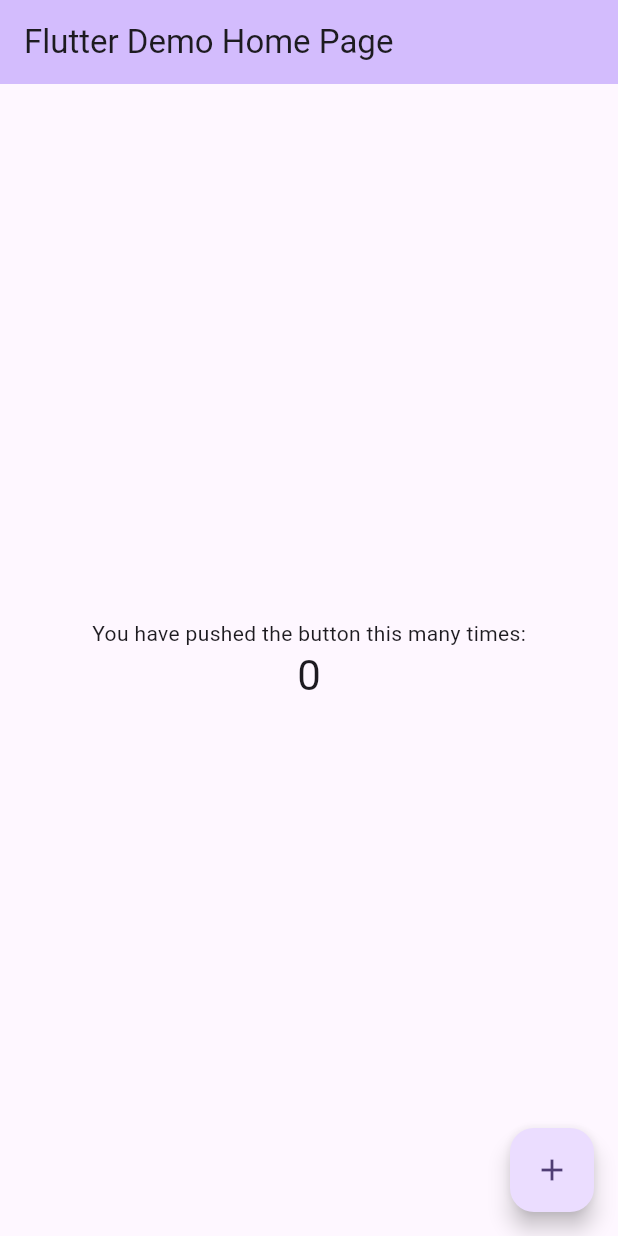
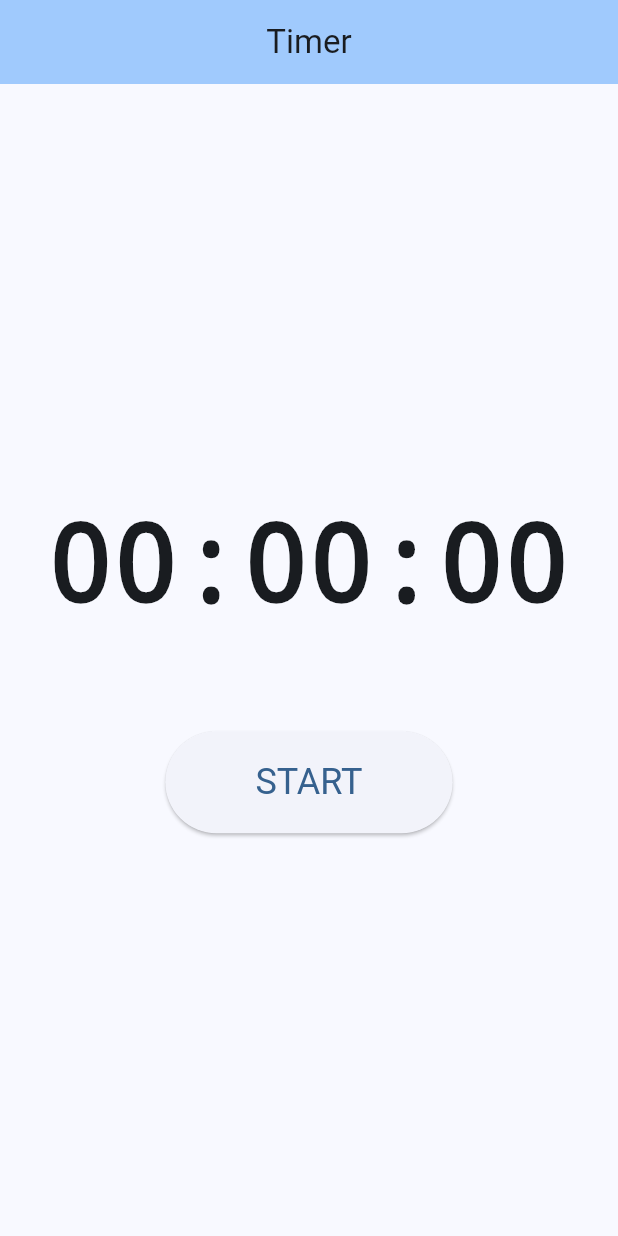
Before and after one commit to yu-432/Production-Timer, a Flutter app: the screen it shows after launch, on a phone screen of 412 x 824 dp. Run offline on Flutter 3.47's test engine with Material 3 defaults, Android fonts, the phone set to English and light mode, and no system bars.

Commit message:
timer (vibe-kanban 0ee4eabf)
簡単なタイマーを実装します。
start stop機能のみです
わからないことがあれば聞いてください。

```diff
--- a/production_timer/lib/main.dart
+++ b/production_timer/lib/main.dart
@@ -1,3 +1,4 @@
+import 'dart:async';
 import 'package:flutter/material.dart';
 
 void main() {
@@ -7,116 +8,135 @@ void main() {
 class MyApp extends StatelessWidget {
   const MyApp({super.key});
 
-  // This widget is the root of your application.
   @override
   Widget build(BuildContext context) {
     return MaterialApp(
-      title: 'Flutter Demo',
+      title: 'Timer',
       theme: ThemeData(
-        // This is the theme of your application.
-        //
-        // TRY THIS: Try running your application with "flutter run". You'll see
-        // the application has a purple toolbar. Then, without quitting the app,
-        // try changing the seedColor in the colorScheme below to Colors.green
-        // and then invoke "hot reload" (save your changes or press the "hot
-        // reload" button in a Flutter-supported IDE, or press "r" if you used
-        // the command line to start the app).
-        //
-        // Notice that the counter didn't reset back to zero; the application
-        // state is not lost during the reload. To reset the state, use hot
-        // restart instead.
-        //
-        // This works for code too, not just values: Most code changes can be
-        // tested with just a hot reload.
-        colorScheme: ColorScheme.fromSeed(seedColor: Colors.deepPurple),
+        colorScheme: ColorScheme.fromSeed(seedColor: Colors.blue),
+        useMaterial3: true,
       ),
-      home: const MyHomePage(title: 'Flutter Demo Home Page'),
+      home: const TimerPage(),
     );
   }
 }
 
-class MyHomePage extends StatefulWidget {
-  const MyHomePage({super.key, required this.title});
-
-  // This widget is the home page of your application. It is stateful, meaning
-  // that it has a State object (defined below) that contains fields that affect
-  // how it looks.
-
-  // This class is the configuration for the state. It holds the values (in this
-  // case the title) provided by the parent (in this case the App widget) and
-  // used by the build method of the State. Fields in a Widget subclass are
-  // always marked "final".
-
-  final String title;
+class TimerPage extends StatefulWidget {
+  const TimerPage({super.key});
 
   @override
-  State<MyHomePage> createState() => _MyHomePageState();
+  State<TimerPage> createState() => _TimerPageState();
 }
 
-class _MyHomePageState extends State<MyHomePage> {
-  int _counter = 0;
+class _TimerPageState extends State<TimerPage> {
+  // 今日の0時からの経過秒数を保存する変数
+  int _seconds = 0;
 
-  void _incrementCounter() {
+  // タイマーが動いているかどうかを管理するフラグ
+  bool _isRunning = false;
+
+  // Timerオブジェクトを保存する変数
+  Timer? _timer;
+
+  // 今日の0時（深夜）の日時を取得する関数
+  DateTime _getTodayMidnight() {
+    final now = DateTime.now();
+    return DateTime(now.year, now.month, now.day);
+  }
+
+  // 今日の0時からの経過秒数を計算する関数
+  int _getSecondsFromMidnight() {
+    final now = DateTime.now();
+    final midnight = _getTodayMidnight();
+    return now.difference(midnight).inSeconds;
+  }
+
+  // タイマーをスタート/ストップする関数
+  void _toggleTimer() {
     setState(() {
-      // This call to setState tells the Flutter framework that something has
-      // changed in this State, which causes it to rerun the build method below
-      // so that the display can reflect the updated values. If we changed
-      // _counter without calling setState(), then the build method would not be
-      // called again, and so nothing would appear to happen.
-      _counter++;
+      if (_isRunning) {
+        // タイマーが動いている場合は停止
+        _timer?.cancel();
+        _isRunning = false;
+      } else {
+        // タイマーが停止している場合は開始
+        _isRunning = true;
+        // 現在の時刻から今日の0時からの経過秒数を取得
+        _seconds = _getSecondsFromMidnight();
+
+        _timer = Timer.periodic(const Duration(seconds: 1), (timer) {
+          setState(() {
+            // 現在時刻を再計算して、24時を超えたらリセット
+            final currentSeconds = _getSecondsFromMidnight();
+
+            // 日付が変わった場合（currentSecondsが_secondsより小さくなる）
+            if (currentSeconds < _seconds) {
+              _seconds = currentSeconds;
+            } else {
+              _seconds = currentSeconds;
+            }
+          });
+        });
+      }
     });
+  }
+
+  // 秒数を「HH:MM:SS」形式の文字列に変換する関数
+  String _formatTime(int totalSeconds) {
+    int hours = totalSeconds ~/ 3600;
+    int minutes = (totalSeconds % 3600) ~/ 60;
+    int seconds = totalSeconds % 60;
+
+    // 2桁のゼロ埋め形式で返す（例：01:05:09）
+    return '${hours.toString().padLeft(2, '0')}:'
+           '${minutes.toString().padLeft(2, '0')}:'
+           '${seconds.toString().padLeft(2, '0')}';
+  }
+
+  @override
+  void dispose() {
+    // ウィジェットが破棄される時にタイマーをキャンセル
+    _timer?.cancel();
+    super.dispose();
   }
 
   @override
   Widget build(BuildContext context) {
-    // This method is rerun every time setState is called, for instance as done
-    // by the _incrementCounter method above.
-    //
-    // The Flutter framework has been optimized to make rerunning build methods
-    // fast, so that you can just rebuild anything that needs updating rather
-    // than having to individually change instances of widgets.
     return Scaffold(
       appBar: AppBar(
-        // TRY THIS: Try changing the color here to a specific color (to
-        // Colors.amber, perhaps?) and trigger a hot reload to see the AppBar
-        // change color while the other colors stay the same.
         backgroundColor: Theme.of(context).colorScheme.inversePrimary,
-        // Here we take the value from the MyHomePage object that was created by
-        // the App.build method, and use it to set our appbar title.
-        title: Text(widget.title),
+        title: const Text('Timer'),
+        centerTitle: true,
       ),
       body: Center(
-        // Center is a layout widget. It takes a single child and positions it
-        // in the middle of the parent.
         child: Column(
-          // Column is also a layout widget. It takes a list of children and
-          // arranges them vertically. By default, it sizes itself to fit its
-          // children horizontally, and tries to be as tall as its parent.
-          //
-          // Column has various properties to control how it sizes itself and
-          // how it positions its children. Here we use mainAxisAlignment to
-          // center the children vertically; the main axis here is the vertical
-          // axis because Columns are vertical (the cross axis would be
-          // horizontal).
-          //
-          // TRY THIS: Invoke "debug painting" (choose the "Toggle Debug Paint"
-          // action in the IDE, or press "p" in the console), to see the
-          // wireframe for each widget.
           mainAxisAlignment: MainAxisAlignment.center,
-          children: <Widget>[
-            const Text('You have pushed the button this many times:'),
+          children: [
+            // タイマーの表示
             Text(
-              '$_counter',
-              style: Theme.of(context).textTheme.headlineMedium,
+              _formatTime(_seconds),
+              style: const TextStyle(
+                fontSize: 72,
+                fontWeight: FontWeight.bold,
+                fontFamily: 'monospace',
+              ),
+            ),
+            const SizedBox(height: 60),
+            // Start/Stopボタン
+            ElevatedButton(
+              onPressed: _toggleTimer,
+              style: ElevatedButton.styleFrom(
+                padding: const EdgeInsets.symmetric(
+                  horizontal: 60,
+                  vertical: 20,
+                ),
+                textStyle: const TextStyle(fontSize: 24),
+              ),
+              child: Text(_isRunning ? 'STOP' : 'START'),
             ),
           ],
         ),
       ),
-      floatingActionButton: FloatingActionButton(
-        onPressed: _incrementCounter,
-        tooltip: 'Increment',
-        child: const Icon(Icons.add),
-      ), // This trailing comma makes auto-formatting nicer for build methods.
     );
   }
 }
```
